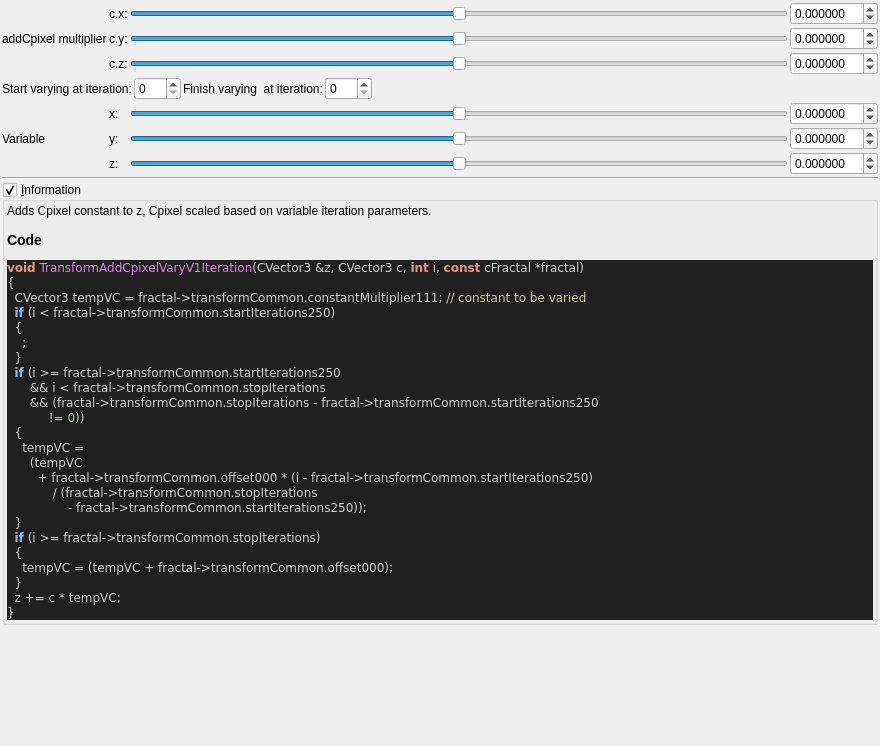
First picture: the form in mandelbulber2/qt_data/fractal_transf_add_Cpixel_varyV1.ui, repository buddhi1980/mandelbulber2, before the edit.
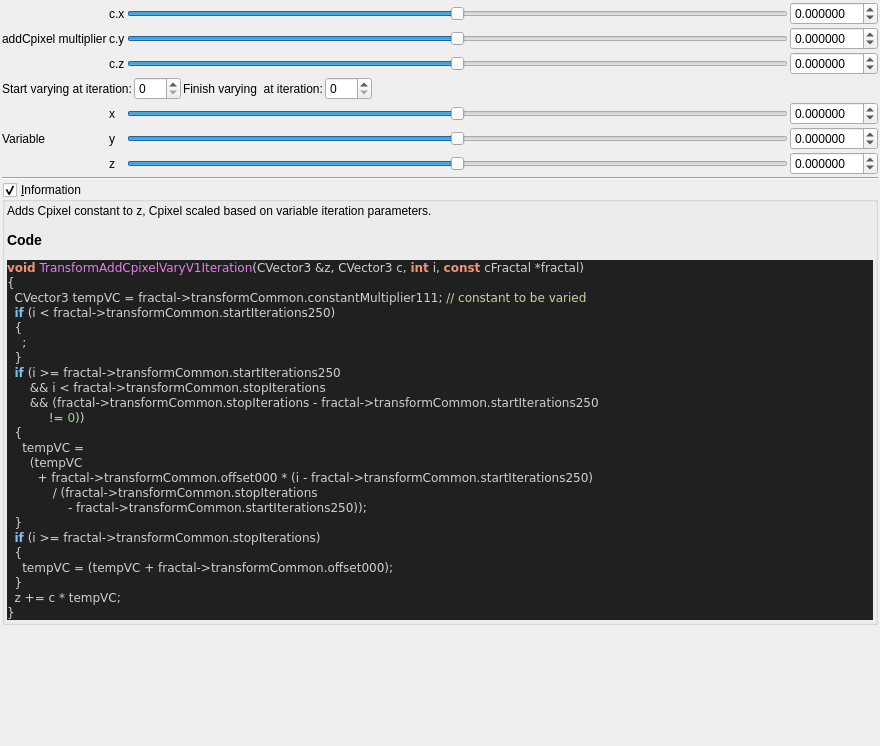
Second picture: the form after the edit. Custom widgets are drawn as their Qt base class.

Patch:
```diff
--- a/mandelbulber2/qt_data/fractal_transf_add_Cpixel_varyV1.ui
+++ b/mandelbulber2/qt_data/fractal_transf_add_Cpixel_varyV1.ui
@@ -37,7 +37,7 @@
      <item row="4" column="1">
       <widget class="QLabel" name="label_167">
        <property name="text">
-        <string>x:</string>
+        <string notr="true">x</string>
        </property>
       </widget>
      </item>
@@ -66,7 +66,7 @@
      <item row="6" column="1">
       <widget class="QLabel" name="label_161">
        <property name="text">
-        <string>z:</string>
+        <string notr="true">z</string>
        </property>
       </widget>
      </item>
@@ -151,7 +151,7 @@
      <item row="1" column="1">
       <widget class="QLabel" name="label_162">
        <property name="text">
-        <string>c.y:</string>
+        <string notr="true">c.y</string>
        </property>
       </widget>
      </item>
@@ -180,7 +180,7 @@
      <item row="0" column="1">
       <widget class="QLabel" name="label_160">
        <property name="text">
-        <string>c.x:</string>
+        <string notr="true">c.x</string>
        </property>
       </widget>
      </item>
@@ -259,7 +259,7 @@
      <item row="2" column="1">
       <widget class="QLabel" name="label_163">
        <property name="text">
-        <string>c.z:</string>
+        <string notr="true">c.z</string>
        </property>
       </widget>
      </item>
@@ -379,7 +379,7 @@
      <item row="5" column="1">
       <widget class="QLabel" name="label_165">
        <property name="text">
-        <string>y:</string>
+        <string notr="true">y</string>
        </property>
       </widget>
      </item>
```
